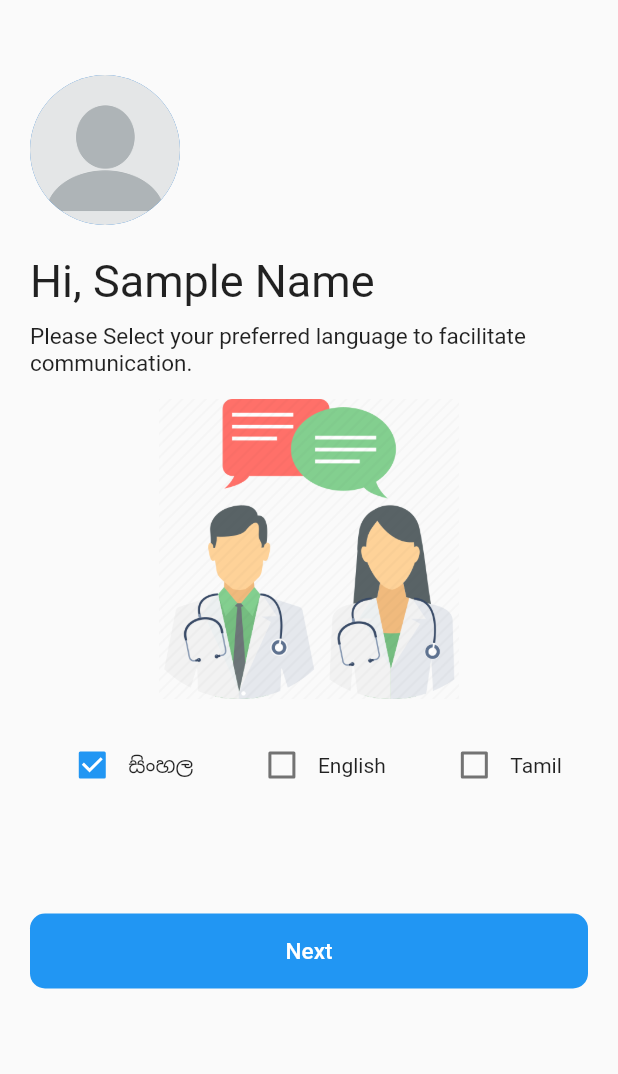
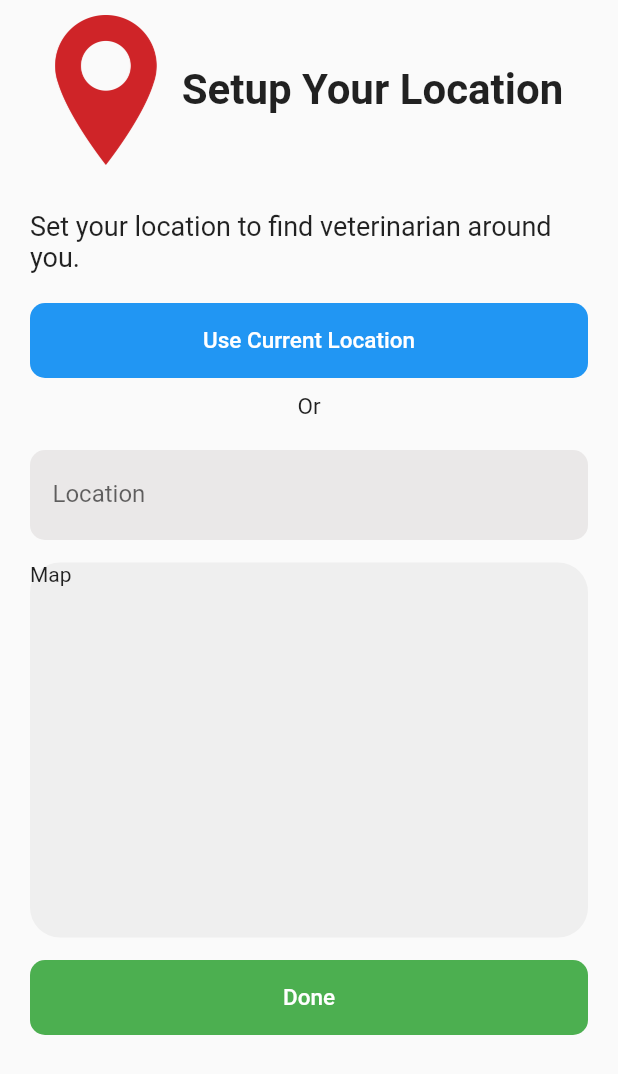
Before and after one commit to Kanishka-Git97/vcs_client_app, a Flutter app: the AccountSetupScreen screen opened directly, after a tap on "Next", on a phone screen of 412 x 824 dp. Shown: the top 1074 px of the screen. Run offline on Flutter 3.47's test engine with Material 2 defaults, Android fonts, the phone set to English and light mode, and no system bars; our stand-ins replace animated_splash_screen, google_fonts, shared_preferences, syncfusion_flutter_calendar; missing offline and left inert: dart:ffi; accounts and stored records are empty.

Commit message:
Registration Screens Done

```diff
--- a/lib/Screens/Register/account_setup_screen.dart
+++ b/lib/Screens/Register/account_setup_screen.dart
@@ -1,5 +1,7 @@
 import 'package:flutter/material.dart';
+
 import 'package:vcs_client_app/Components/custom_button.dart';
+import 'package:vcs_client_app/Screens/Register/location_setup_screen.dart';
 
 class AccountSetupScreen extends StatefulWidget {
   const AccountSetupScreen({Key? key}) : super(key: key);
@@ -111,7 +113,12 @@ class _AccountSetupScreenState extends State<AccountSetupScreen> {
                   fontColor: Colors.white,
                   fontSize: 15,
                   btnText: 'Next',
-                  onPress: () {})
+                  onPress: () {
+                    Navigator.push(
+                        context,
+                        MaterialPageRoute(
+                            builder: (context) => LocationSetupScreen()));
+                  }),
             ],
           ),
         ),
--- /dev/null
+++ b/lib/Screens/Register/location_setup_screen.dart
@@ -0,0 +1,108 @@
+import 'package:flutter/material.dart';
+import 'package:vcs_client_app/Components/custom_button.dart';
+import 'package:vcs_client_app/Components/custom_text_field.dart';
+import 'package:vcs_client_app/Screens/Home/home_screen.dart';
+
+class LocationSetupScreen extends StatefulWidget {
+  const LocationSetupScreen({Key? key}) : super(key: key);
+
+  @override
+  State<LocationSetupScreen> createState() => _LocationSetupScreenState();
+}
+
+class _LocationSetupScreenState extends State<LocationSetupScreen> {
+  @override
+  Widget build(BuildContext context) {
+    return Scaffold(
+      body: SafeArea(
+        child: SingleChildScrollView(
+          child: Padding(
+            padding: const EdgeInsets.symmetric(horizontal: 20, vertical: 10),
+            child: Column(
+              crossAxisAlignment: CrossAxisAlignment.start,
+              children: [
+                Row(
+                  mainAxisAlignment: MainAxisAlignment.spaceEvenly,
+                  children: const [
+                    SizedBox(
+                      height: 100,
+                      child: Image(
+                        image: AssetImage('assets/images/location-pin.webp'),
+                      ),
+                    ),
+                    Text(
+                      'Setup Your Location',
+                      style:
+                          TextStyle(fontSize: 28, fontWeight: FontWeight.bold),
+                    ),
+                  ],
+                ),
+                const SizedBox(
+                  height: 30,
+                ),
+                const Text(
+                  'Set your location to find veterinarian around you.',
+                  style: TextStyle(
+                    fontSize: 18,
+                  ),
+                ),
+                const SizedBox(
+                  height: 20,
+                ),
+                CustomButton(
+                    height: 50,
+                    btnColor: Colors.blue,
+                    fontColor: Colors.white,
+                    fontSize: 15,
+                    btnText: 'Use Current Location',
+                    onPress: () {}),
+                const SizedBox(
+                  height: 10,
+                ),
+                const Center(
+                  child: Text(
+                    'Or',
+                    style: TextStyle(
+                      fontSize: 15,
+                    ),
+                  ),
+                ),
+                const SizedBox(
+                  height: 20,
+                ),
+                const CustomTextField(
+                    hintTxt: 'Search Location',
+                    lableTxt: 'Location',
+                    mode: false),
+                const SizedBox(
+                  height: 15,
+                ),
+                Container(
+                  height: 250,
+                  width: double.infinity,
+                  child: const Text('Map'),
+                  decoration: BoxDecoration(
+                      color: const Color.fromARGB(255, 239, 239, 239),
+                      borderRadius: BorderRadius.circular(20)),
+                ),
+                const SizedBox(
+                  height: 15,
+                ),
+                CustomButton(
+                    height: 50,
+                    btnColor: Colors.green,
+                    fontColor: Colors.white,
+                    fontSize: 15,
+                    btnText: 'Done',
+                    onPress: () {
+                      Navigator.push(context,
+                          MaterialPageRoute(builder: (context) => Home()));
+                    }),
+              ],
+            ),
+          ),
+        ),
+      ),
+    );
+  }
+}
--- a/lib/Screens/Register/register_screen.dart
+++ b/lib/Screens/Register/register_screen.dart
@@ -5,6 +5,7 @@ import 'package:flutter/material.dart';
 import 'package:vcs_client_app/Components/custom_button.dart';
 import 'package:vcs_client_app/Components/custom_text_field.dart';
 import 'package:vcs_client_app/Screens/Auth/login_screen.dart';
+import 'package:vcs_client_app/Screens/Register/account_setup_screen.dart';
 
 class RegisterScreen extends StatefulWidget {
   const RegisterScreen({Key? key}) : super(key: key);
@@ -141,7 +142,12 @@ class _RegisterScreenState extends State<RegisterScreen> {
                       fontColor: Colors.white,
                       fontSize: 15,
                       btnText: 'Sign Up',
-                      onPress: () {}),
+                      onPress: () {
+                        Navigator.push(
+                            context,
+                            MaterialPageRoute(
+                                builder: (context) => AccountSetupScreen()));
+                      }),
                   const SizedBox(
                     height: 10,
                   ),
--- a/lib/main.dart
+++ b/lib/main.dart
@@ -7,6 +7,7 @@ import 'package:vcs_client_app/Screens/Auth/login_screen.dart';
 
 import 'package:vcs_client_app/Screens/Auth/onboard_screen.dart';
 import 'package:vcs_client_app/Screens/Register/account_setup_screen.dart';
+import 'package:vcs_client_app/Screens/Register/location_setup_screen.dart';
 import 'package:vcs_client_app/Screens/Register/register_screen.dart';
 import 'package:vcs_client_app/Screens/User/appointment_screen.dart';
 import 'package:vcs_client_app/Screens/User/doctor_screen.dart';
@@ -38,7 +39,7 @@ class MyApp extends StatelessWidget {
         splash: 'assets/images/image.png',
         screenFunction: () async {
           //return isViewed != 0 ? OnBoard() : loginScreen();
-          return AccountSetupScreen();
+          return RegisterScreen();
         },
         splashTransition: SplashTransition.fadeTransition,
         backgroundColor: const Color.fromARGB(255, 233, 230, 230),
```
Also changed, not shown: assets/images/location-pin.png (added), assets/images/location-pin.webp (added), assets/images/location.png (added).
